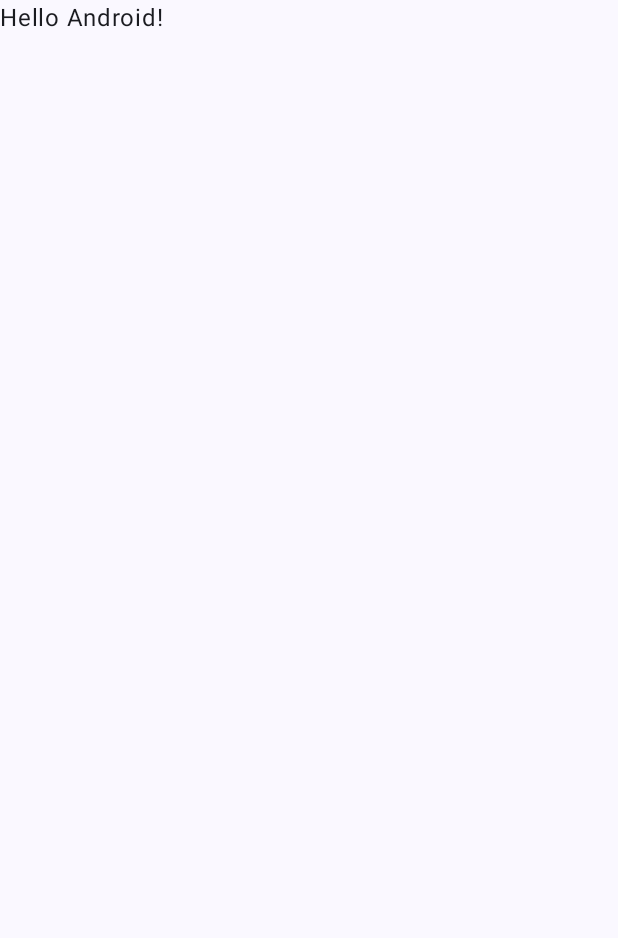
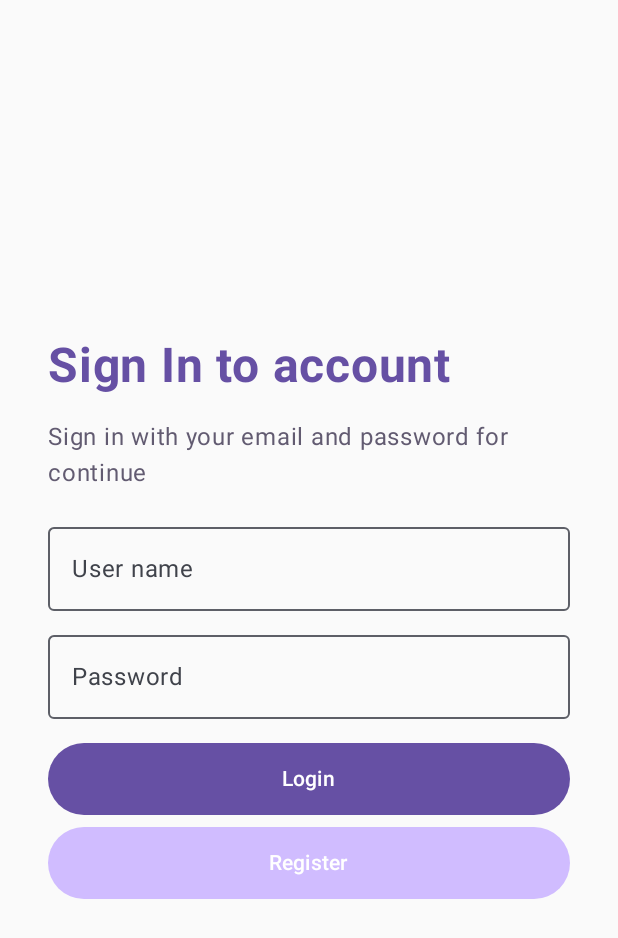
Before and after one commit to yemmrojas/launch_camerax, an Android app built with Jetpack Compose: the screen it shows after launch (MainActivity), on a phone screen of 412 x 824 dp. Before the commit the part shown is almost empty. Shown: the top 938 px of the screen. Run offline under Robolectric (Android 15) with nearby library versions, the phone set to English and light mode, and no system bars.

Commit message:
feat: Add LoginScreen and common UI components
This commit introduces a new LoginScreen composable, along with several reusable UI components:

- ButtonPrimary: A primary action button.
- ButtonSecondary: A secondary action button.
- TextContent: A composable for displaying content text.
- TextTitle: A composable for displaying title text.
- TextFieldCommon: A common text field component.

The MainActivity has been updated to display the LoginScreen.

```diff
--- a/app/src/main/java/com/example/launchcamera/MainActivity.kt
+++ b/app/src/main/java/com/example/launchcamera/MainActivity.kt
@@ -4,13 +4,7 @@ import android.os.Bundle
 import androidx.activity.ComponentActivity
 import androidx.activity.compose.setContent
 import androidx.activity.enableEdgeToEdge
-import androidx.compose.foundation.layout.fillMaxSize
-import androidx.compose.foundation.layout.padding
-import androidx.compose.material3.Scaffold
-import androidx.compose.material3.Text
-import androidx.compose.runtime.Composable
-import androidx.compose.ui.Modifier
-import androidx.compose.ui.tooling.preview.Preview
+import com.example.launchcamera.screen.LoginScreen
 import com.example.launchcamera.ui.theme.LaunchCameraTheme
 
 class MainActivity : ComponentActivity() {
@@ -19,29 +13,8 @@ class MainActivity : ComponentActivity() {
         enableEdgeToEdge()
         setContent {
             LaunchCameraTheme {
-                Scaffold(modifier = Modifier.fillMaxSize()) { innerPadding ->
-                    Greeting(
-                        name = "Android",
-                        modifier = Modifier.padding(innerPadding)
-                    )
-                }
+                LoginScreen()
             }
         }
     }
 }
-
-@Composable
-fun Greeting(name: String, modifier: Modifier = Modifier) {
-    Text(
-        text = "Hello $name!",
-        modifier = modifier
-    )
-}
-
-@Preview(showBackground = true)
-@Composable
-fun GreetingPreview() {
-    LaunchCameraTheme {
-        Greeting("Android")
-    }
-}
--- /dev/null
+++ b/app/src/main/java/com/example/launchcamera/screen/LoginScreen.kt
@@ -0,0 +1,131 @@
+package com.example.launchcamera.screen
+
+import androidx.compose.foundation.layout.Arrangement
+import androidx.compose.foundation.layout.Column
+import androidx.compose.foundation.layout.fillMaxSize
+import androidx.compose.foundation.layout.padding
+import androidx.compose.material3.Text
+import androidx.compose.runtime.Composable
+import androidx.compose.ui.Modifier
+import androidx.compose.ui.tooling.preview.Preview
+import androidx.compose.ui.unit.dp
+import com.example.launchcamera.screen.util.ButtonPrimary
+import com.example.launchcamera.screen.util.ButtonSecondary
+import com.example.launchcamera.screen.util.TextContent
+import com.example.launchcamera.screen.util.TextFieldCommon
+import com.example.launchcamera.screen.util.TextTitle
+
+private const val LOGIN_TITLE = "Sign In to account"
+private const val LOGIN_DESCRIPTION = "Sign in with your email and password for continue"
+
+@Composable
+fun LoginScreen() {
+    val verticalArrangement: Arrangement.Vertical = Arrangement.Center
+    Column(
+        modifier = Modifier.fillMaxSize(),
+        verticalArrangement = verticalArrangement
+    ) {
+        TitleScreen(
+            title = LOGIN_TITLE,
+            modifier = Modifier
+                .padding(
+                    top = 32.dp,
+                    bottom = 16.dp,
+                    start = 32.dp,
+                    end = 32.dp
+                )
+        )
+        DescriptionScreen(
+            description = LOGIN_DESCRIPTION, modifier = Modifier
+                .padding(
+                    bottom = 16.dp,
+                    start = 32.dp,
+                    end = 32.dp
+                )
+        )
+        TextInputUsername()
+        TextInputPassword()
+        ButtonLogin()
+        ButtonRegister()
+    }
+}
+
+@Composable
+fun TitleScreen(title: String, modifier: Modifier = Modifier) {
+    TextTitle(
+        title = title,
+        modifier = modifier
+    )
+}
+
+@Composable
+fun DescriptionScreen(description: String, modifier: Modifier = Modifier) {
+    TextContent(
+        content = description,
+        modifier = modifier
+    )
+}
+
+@Composable
+private fun TextInputUsername() {
+    TextFieldCommon(
+        value = "",
+        onValueChange = {},
+        label = { Text(text = "User name") },
+        modifier = Modifier
+            .padding(
+                bottom = 8.dp,
+                start = 32.dp,
+                end = 32.dp
+            )
+    )
+}
+
+@Composable
+fun TextInputPassword() {
+    TextFieldCommon(
+        value = "",
+        onValueChange = {},
+        label = { Text(text = "Password") },
+        modifier = Modifier
+            .padding(
+                bottom = 16.dp,
+                start = 32.dp,
+                end = 32.dp
+            )
+    )
+}
+
+@Composable
+fun ButtonLogin() {
+    ButtonPrimary(
+        text = "Login",
+        onClick = { },
+        modifier = Modifier
+            .padding(
+                bottom = 8.dp,
+                start = 32.dp,
+                end = 32.dp
+            )
+    )
+}
+
+@Composable
+fun ButtonRegister() {
+    ButtonSecondary(
+        text = "Register",
+        onClick = { },
+        modifier = Modifier
+            .padding(
+                bottom = 32.dp,
+                start = 32.dp,
+                end = 32.dp
+            )
+    )
+}
+
+@Preview(showBackground = true)
+@Composable
+fun GreetingPreview() {
+    LoginScreen()
+}
--- /dev/null
+++ b/app/src/main/java/com/example/launchcamera/screen/util/ButtonPrimaryCommon.kt
@@ -0,0 +1,33 @@
+package com.example.launchcamera.screen.util
+
+import androidx.compose.foundation.layout.fillMaxWidth
+import androidx.compose.foundation.layout.height
+import androidx.compose.material3.Button
+import androidx.compose.material3.ButtonDefaults
+import androidx.compose.material3.Text
+import androidx.compose.runtime.Composable
+import androidx.compose.ui.Modifier
+import androidx.compose.ui.graphics.Color
+import androidx.compose.ui.unit.dp
+import com.example.launchcamera.ui.theme.Purple40
+
+@Composable
+fun ButtonPrimary(
+    text: String,
+    onClick: () -> Unit,
+    modifier: Modifier
+) {
+    val buttonColors = ButtonDefaults.buttonColors(
+        containerColor = Purple40,
+        contentColor = Color.White
+    )
+   Button(
+        onClick = onClick,
+        modifier = modifier
+            .fillMaxWidth()
+            .height(48.dp),
+        colors = buttonColors
+    ) {
+        Text(text = text)
+    }
+}
--- /dev/null
+++ b/app/src/main/java/com/example/launchcamera/screen/util/ButtonSecondaryCommon.kt
@@ -0,0 +1,34 @@
+package com.example.launchcamera.screen.util
+
+import androidx.compose.foundation.layout.fillMaxWidth
+import androidx.compose.foundation.layout.height
+import androidx.compose.material3.ButtonColors
+import androidx.compose.material3.ButtonDefaults
+import androidx.compose.material3.FilledTonalButton
+import androidx.compose.material3.Text
+import androidx.compose.runtime.Composable
+import androidx.compose.ui.Modifier
+import androidx.compose.ui.graphics.Color
+import androidx.compose.ui.unit.dp
+import com.example.launchcamera.ui.theme.Purple80
+
+@Composable
+fun ButtonSecondary(
+    text: String,
+    onClick: () -> Unit,
+    modifier: Modifier
+) {
+    val buttonColors: ButtonColors = ButtonDefaults.filledTonalButtonColors(
+        containerColor = Purple80,
+        contentColor = Color.White
+    )
+    FilledTonalButton(
+        onClick = onClick,
+        modifier = modifier
+            .fillMaxWidth()
+            .height(48.dp),
+        colors = buttonColors
+    ) {
+        Text(text = text)
+    }
+}
--- /dev/null
+++ b/app/src/main/java/com/example/launchcamera/screen/util/TextContentCommon.kt
@@ -0,0 +1,19 @@
+package com.example.launchcamera.screen.util
+
+import androidx.compose.material3.Text
+import androidx.compose.runtime.Composable
+import androidx.compose.ui.Modifier
+import androidx.compose.ui.text.font.FontWeight
+import androidx.compose.ui.unit.sp
+import com.example.launchcamera.ui.theme.PurpleGrey40
+
+@Composable
+fun TextContent(content: String, modifier: Modifier = Modifier) {
+    Text(
+        text = content,
+        modifier = modifier,
+        color = PurpleGrey40,
+        fontSize = 16.sp,
+        fontWeight = FontWeight.Normal,
+    )
+}
--- /dev/null
+++ b/app/src/main/java/com/example/launchcamera/screen/util/TextFieldCommon.kt
@@ -0,0 +1,21 @@
+package com.example.launchcamera.screen.util
+
+import androidx.compose.foundation.layout.fillMaxWidth
+import androidx.compose.material3.OutlinedTextField
+import androidx.compose.runtime.Composable
+import androidx.compose.ui.Modifier
+
+@Composable
+fun TextFieldCommon(
+    value: String,
+    onValueChange: (String) -> Unit,
+    label: @Composable () -> Unit,
+    modifier: Modifier) {
+    OutlinedTextField(
+        value = value,
+        onValueChange = onValueChange,
+        label = label,
+        modifier = modifier
+            .fillMaxWidth()
+    )
+}
--- /dev/null
+++ b/app/src/main/java/com/example/launchcamera/screen/util/TextTitleCommon.kt
@@ -0,0 +1,19 @@
+package com.example.launchcamera.screen.util
+
+import androidx.compose.material3.Text
+import androidx.compose.runtime.Composable
+import androidx.compose.ui.Modifier
+import androidx.compose.ui.text.font.FontWeight
+import androidx.compose.ui.unit.sp
+import com.example.launchcamera.ui.theme.Purple40
+
+@Composable
+fun TextTitle(title: String, modifier: Modifier = Modifier) {
+    Text(
+        text = title,
+        modifier = modifier,
+        color = Purple40,
+        fontSize = 32.sp,
+        fontWeight = FontWeight.Bold,
+    )
+}
```
